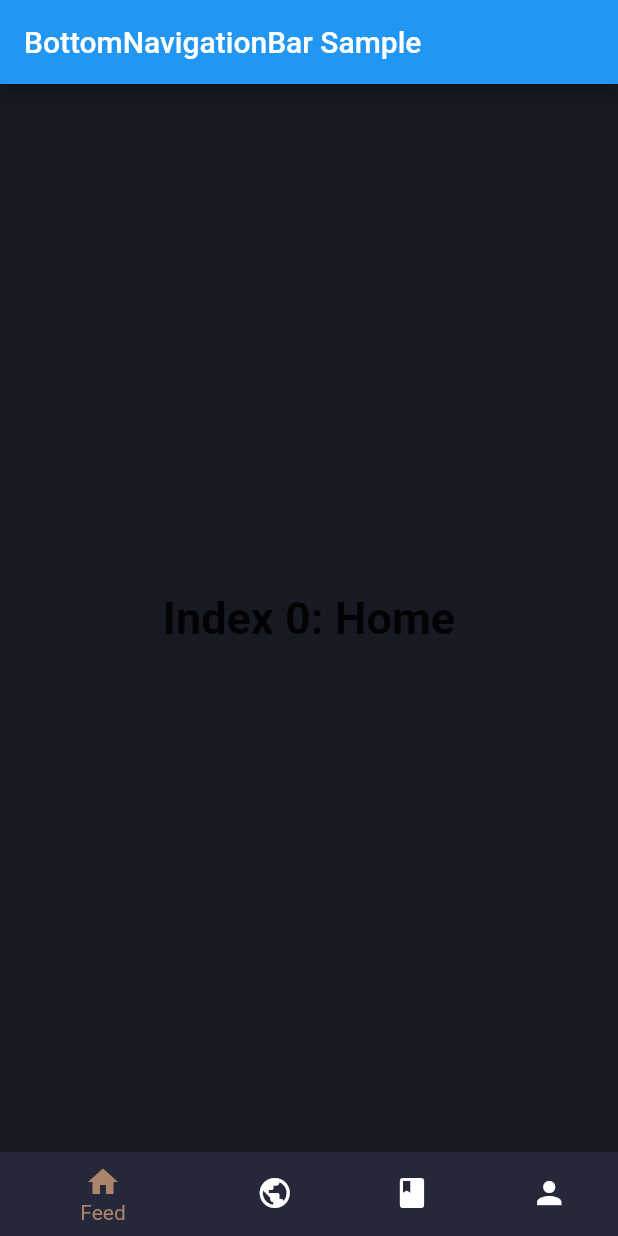
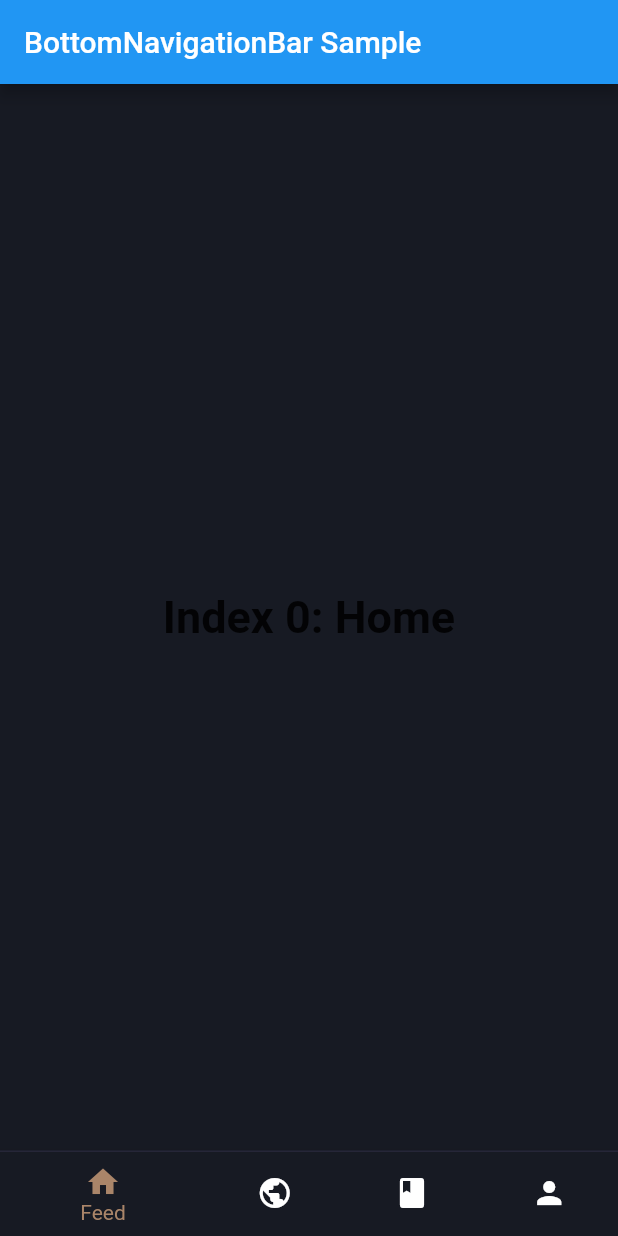
Before and after one commit to mayhmemo/cultbase, a Flutter app: the screen it shows after launch, on a phone screen of 412 x 824 dp. Run offline on Flutter 3.47's test engine with Material 2 defaults, Android fonts, the phone set to English and light mode, and no system bars.

Commit message:
style: camel case, bottom bar border and background

```diff
--- a/lib/main.dart
+++ b/lib/main.dart
@@ -23,7 +23,8 @@ class BottomNavigationBarExample extends StatefulWidget {
       _BottomNavigationBarExampleState();
 }
 
-class _BottomNavigationBarExampleState extends State<BottomNavigationBarExample> {
+class _BottomNavigationBarExampleState
+    extends State<BottomNavigationBarExample> {
   int _selectedIndex = 0;
   static const TextStyle optionStyle =
       TextStyle(fontSize: 30, fontWeight: FontWeight.bold);
@@ -54,47 +55,56 @@ class _BottomNavigationBarExampleState extends State<BottomNavigationBarExample>
 
   @override
   Widget build(BuildContext context) {
-    const Color text_color = Color(0xFFf2ede7);
-    const Color background_color = Color(0xFF171a23);
-    const Color primary_color = Color(0xFF7a5030);
-    const Color secondary_color = Color(0xFF27273a);
-    const Color accent_color = Color(0xFFaa8569);
-
+    const Color textColor = Color(0xFFf2ede7);
+    const Color backgroundColor = Color(0xFF171a23);
+    const Color primaryColor = Color(0xFF7a5030);
+    const Color secondaryColor = Color(0xFF27273a);
+    const Color accentColor = Color(0xFFaa8569);
 
     return Scaffold(
-      backgroundColor: background_color,
+      backgroundColor: backgroundColor,
       appBar: AppBar(
         title: const Text('BottomNavigationBar Sample'),
       ),
       body: Center(
         child: _widgetOptions.elementAt(_selectedIndex),
       ),
-      bottomNavigationBar: BottomNavigationBar(
+      bottomNavigationBar: Container(
+        decoration: BoxDecoration(
+          border: Border(
+            top: BorderSide(
+              color: secondaryColor, // Set the border color to white
+              width: 1.0, // Adjust the border width as needed
+            ),
+          ),
+        ),
+        child: BottomNavigationBar(
           items: const <BottomNavigationBarItem>[
             BottomNavigationBarItem(
               icon: Icon(Icons.home),
               label: 'Feed',
-            backgroundColor: secondary_color,
+              backgroundColor: backgroundColor,
             ),
             BottomNavigationBarItem(
               icon: Icon(Icons.public),
               label: 'Descobrir',
-            backgroundColor: secondary_color,
+              backgroundColor: backgroundColor,
             ),
             BottomNavigationBarItem(
               icon: Icon(Icons.book),
               label: 'Acervo',
-            backgroundColor: secondary_color,
+              backgroundColor: backgroundColor,
             ),
             BottomNavigationBarItem(
               icon: Icon(Icons.person),
               label: 'Perfil',
-            backgroundColor: secondary_color,
+              backgroundColor: backgroundColor,
             ),
           ],
           currentIndex: _selectedIndex,
-        selectedItemColor: accent_color,
+          selectedItemColor: accentColor,
           onTap: _onItemTapped,
+        ),
       ),
     );
   }
```
Also changed, not shown: pubspec.lock. Lines whose indentation alone changed are shown as unchanged.
